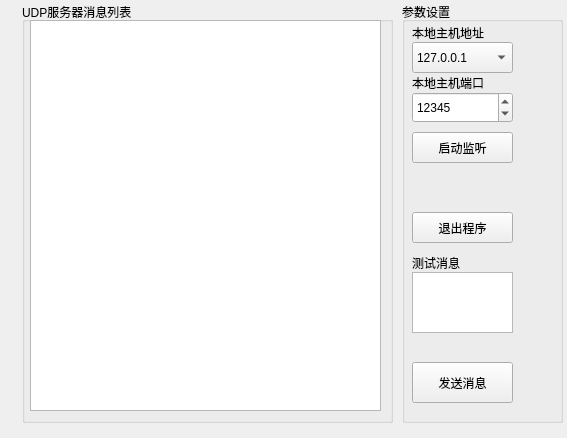
AuroraDev-shuyu/NetTools, file formudpserver.ui: the form before one commit.
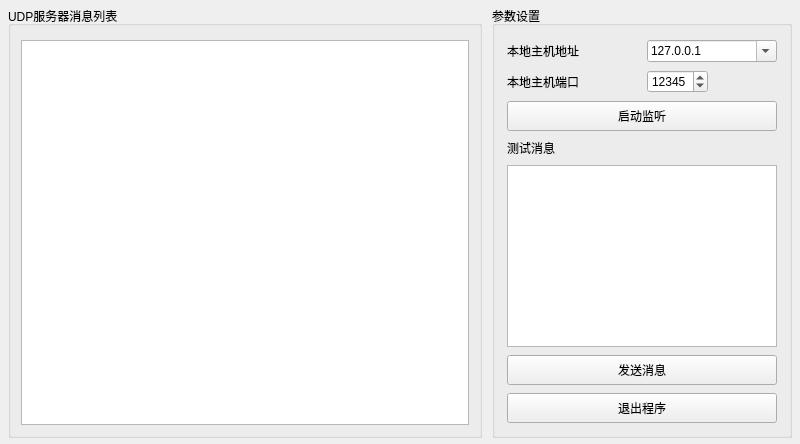
The form after the commit. Icons and pictures are not drawn.

Patch:
```diff
--- a/formudpserver.ui
+++ b/formudpserver.ui
@@ -6,61 +6,94 @@
    <rect>
     <x>0</x>
     <y>0</y>
-    <width>567</width>
-    <height>438</height>
+    <width>800</width>
+    <height>444</height>
    </rect>
   </property>
   <property name="windowTitle">
    <string>Form</string>
   </property>
+  <layout class="QHBoxLayout" name="horizontalLayout">
+   <property name="spacing">
+    <number>10</number>
+   </property>
+   <property name="leftMargin">
+    <number>8</number>
+   </property>
+   <property name="topMargin">
+    <number>6</number>
+   </property>
+   <property name="rightMargin">
+    <number>8</number>
+   </property>
+   <property name="bottomMargin">
+    <number>6</number>
+   </property>
+   <item>
   <widget class="QGroupBox" name="groupBox">
-   <property name="geometry">
-    <rect>
-     <x>22</x>
-     <y>2</y>
-     <width>371</width>
-     <height>421</height>
-    </rect>
-   </property>
-   <property name="font">
-    <font>
-     <pointsize>9</pointsize>
-    </font>
-   </property>
    <property name="title">
     <string>UDP服务器消息列表</string>
    </property>
-  </widget>
+     <layout class="QVBoxLayout" name="verticalLayout">
+      <property name="leftMargin">
+       <number>10</number>
+      </property>
+      <property name="topMargin">
+       <number>14</number>
+      </property>
+      <property name="rightMargin">
+       <number>10</number>
+      </property>
+      <property name="bottomMargin">
+       <number>10</number>
+      </property>
+      <item>
+       <widget class="QListWidget" name="listWidget_UDPServerListMsg"/>
+      </item>
+     </layout>
+    </widget>
+   </item>
+   <item>
   <widget class="QGroupBox" name="groupBox_2">
-   <property name="geometry">
-    <rect>
-     <x>402</x>
-     <y>2</y>
-     <width>161</width>
-     <height>421</height>
-    </rect>
-   </property>
-   <property name="font">
-    <font>
-     <pointsize>9</pointsize>
-    </font>
+     <property name="minimumSize">
+      <size>
+       <width>300</width>
+       <height>0</height>
+      </size>
    </property>
    <property name="title">
     <string>参数设置</string>
    </property>
+     <layout class="QGridLayout" name="gridLayout_3">
+      <property name="leftMargin">
+       <number>12</number>
+      </property>
+      <property name="topMargin">
+       <number>14</number>
+      </property>
+      <property name="rightMargin">
+       <number>12</number>
+      </property>
+      <property name="bottomMargin">
+       <number>12</number>
+      </property>
+      <property name="horizontalSpacing">
+       <number>10</number>
+      </property>
+      <property name="verticalSpacing">
+       <number>8</number>
+      </property>
+      <item row="0" column="0">
+       <widget class="QLabel" name="label">
+        <property name="text">
+         <string>本地主机地址</string>
+        </property>
+       </widget>
+      </item>
+      <item row="0" column="1">
    <widget class="QComboBox" name="comboBox_UDPServerIP">
-    <property name="geometry">
-     <rect>
-      <x>10</x>
-      <y>40</y>
-      <width>101</width>
-      <height>31</height>
-     </rect>
-    </property>
-    <property name="font">
-     <font>
-      <pointsize>9</pointsize>
-     </font>
+        <property name="editable">
+         <bool>true</bool>
     </property>
     <item>
      <property name="text">
@@ -68,19 +101,21 @@
      </property>
     </item>
    </widget>
+      </item>
+      <item row="1" column="0">
+       <widget class="QLabel" name="label_2">
+        <property name="text">
+         <string>本地主机端口</string>
+        </property>
+       </widget>
+      </item>
+      <item row="1" column="1" alignment="Qt::AlignLeft">
    <widget class="QSpinBox" name="spinBox_UDPServerPort">
-    <property name="geometry">
-     <rect>
-      <x>10</x>
-      <y>90</y>
-      <width>101</width>
-      <height>31</height>
-     </rect>
-    </property>
-    <property name="font">
-     <font>
-      <pointsize>9</pointsize>
-     </font>
+        <property name="maximumSize">
+         <size>
+          <width>120</width>
+          <height>16777215</height>
+         </size>
     </property>
     <property name="maximum">
      <number>65535</number>
@@ -89,157 +124,67 @@
      <number>12345</number>
     </property>
    </widget>
+      </item>
+      <item row="2" column="0" colspan="2">
    <widget class="QPushButton" name="pushButton_UDPServerStart">
-    <property name="geometry">
-     <rect>
-      <x>10</x>
-      <y>130</y>
-      <width>101</width>
-      <height>31</height>
-     </rect>
-    </property>
-    <property name="font">
-     <font>
-      <pointsize>9</pointsize>
-     </font>
+        <property name="minimumSize">
+         <size>
+          <width>0</width>
+          <height>30</height>
+         </size>
     </property>
     <property name="text">
      <string>启动监听</string>
     </property>
-    <property name="icon">
-     <iconset resource="images.qrc">
-      <normaloff>:/new/prefix1/images/start.ico</normaloff>:/new/prefix1/images/start.ico</iconset>
-    </property>
-   </widget>
-   <widget class="QLabel" name="label_2">
-    <property name="geometry">
-     <rect>
-      <x>10</x>
-      <y>70</y>
-      <width>111</width>
-      <height>21</height>
-     </rect>
-    </property>
-    <property name="font">
-     <font>
-      <pointsize>9</pointsize>
-     </font>
-    </property>
-    <property name="text">
-     <string>本地主机端口</string>
-    </property>
-   </widget>
-   <widget class="QLabel" name="label">
-    <property name="geometry">
-     <rect>
-      <x>10</x>
-      <y>20</y>
-      <width>111</width>
-      <height>21</height>
-     </rect>
-    </property>
-    <property name="font">
-     <font>
-      <pointsize>9</pointsize>
-     </font>
-    </property>
-    <property name="text">
-     <string>本地主机地址</string>
-    </property>
-   </widget>
-   <widget class="QPushButton" name="pushButton_UDPServerClose">
-    <property name="geometry">
-     <rect>
-      <x>10</x>
-      <y>210</y>
-      <width>101</width>
-      <height>31</height>
-     </rect>
-    </property>
-    <property name="font">
-     <font>
-      <pointsize>9</pointsize>
-     </font>
-    </property>
-    <property name="text">
-     <string>退出程序</string>
-    </property>
-    <property name="icon">
-     <iconset resource="images.qrc">
-      <normaloff>:/new/prefix1/images/exit.ico</normaloff>:/new/prefix1/images/exit.ico</iconset>
-    </property>
-   </widget>
+       </widget>
+      </item>
+      <item row="3" column="0" colspan="2">
    <widget class="QLabel" name="label_3">
-    <property name="geometry">
-     <rect>
-      <x>10</x>
-      <y>250</y>
-      <width>111</width>
-      <height>21</height>
-     </rect>
-    </property>
-    <property name="font">
-     <font>
-      <pointsize>9</pointsize>
-     </font>
-    </property>
     <property name="text">
      <string>测试消息</string>
     </property>
    </widget>
+      </item>
+      <item row="4" column="0" colspan="2">
    <widget class="QPlainTextEdit" name="plainTextEdit_UDPServerSendData">
-    <property name="geometry">
-     <rect>
-      <x>10</x>
-      <y>270</y>
-      <width>101</width>
-      <height>61</height>
-     </rect>
-    </property>
-    <property name="font">
-     <font>
-      <pointsize>9</pointsize>
-     </font>
-    </property>
-   </widget>
+        <property name="minimumSize">
+         <size>
+          <width>0</width>
+          <height>60</height>
+         </size>
+        </property>
+       </widget>
+      </item>
+      <item row="5" column="0" colspan="2">
    <widget class="QPushButton" name="pushButton_UDPServerSendMsg">
-    <property name="geometry">
-     <rect>
-      <x>10</x>
-      <y>360</y>
-      <width>101</width>
-      <height>41</height>
-     </rect>
-    </property>
-    <property name="font">
-     <font>
-      <pointsize>9</pointsize>
-     </font>
+        <property name="minimumSize">
+         <size>
+          <width>0</width>
+          <height>30</height>
+         </size>
     </property>
     <property name="text">
      <string>发送消息</string>
     </property>
-    <property name="icon">
-     <iconset resource="images.qrc">
-      <normaloff>:/new/prefix1/images/sendmsg2.ico</normaloff>:/new/prefix1/images/sendmsg2.ico</iconset>
-    </property>
-   </widget>
-  </widget>
-  <widget class="QListWidget" name="listWidget_UDPServerListMsg">
-   <property name="geometry">
-    <rect>
-     <x>30</x>
-     <y>20</y>
-     <width>351</width>
-     <height>391</height>
-    </rect>
-   </property>
-   <property name="font">
-    <font>
-     <pointsize>9</pointsize>
-    </font>
-   </property>
-  </widget>
+       </widget>
+      </item>
+      <item row="6" column="0" colspan="2">
+       <widget class="QPushButton" name="pushButton_UDPServerClose">
+        <property name="minimumSize">
+         <size>
+          <width>0</width>
+          <height>30</height>
+         </size>
+        </property>
+        <property name="text">
+         <string>退出程序</string>
+        </property>
+       </widget>
+      </item>
+     </layout>
+    </widget>
+   </item>
+  </layout>
  </widget>
  <resources>
   <include location="images.qrc"/>
```
Lines whose indentation alone changed are shown as unchanged.
